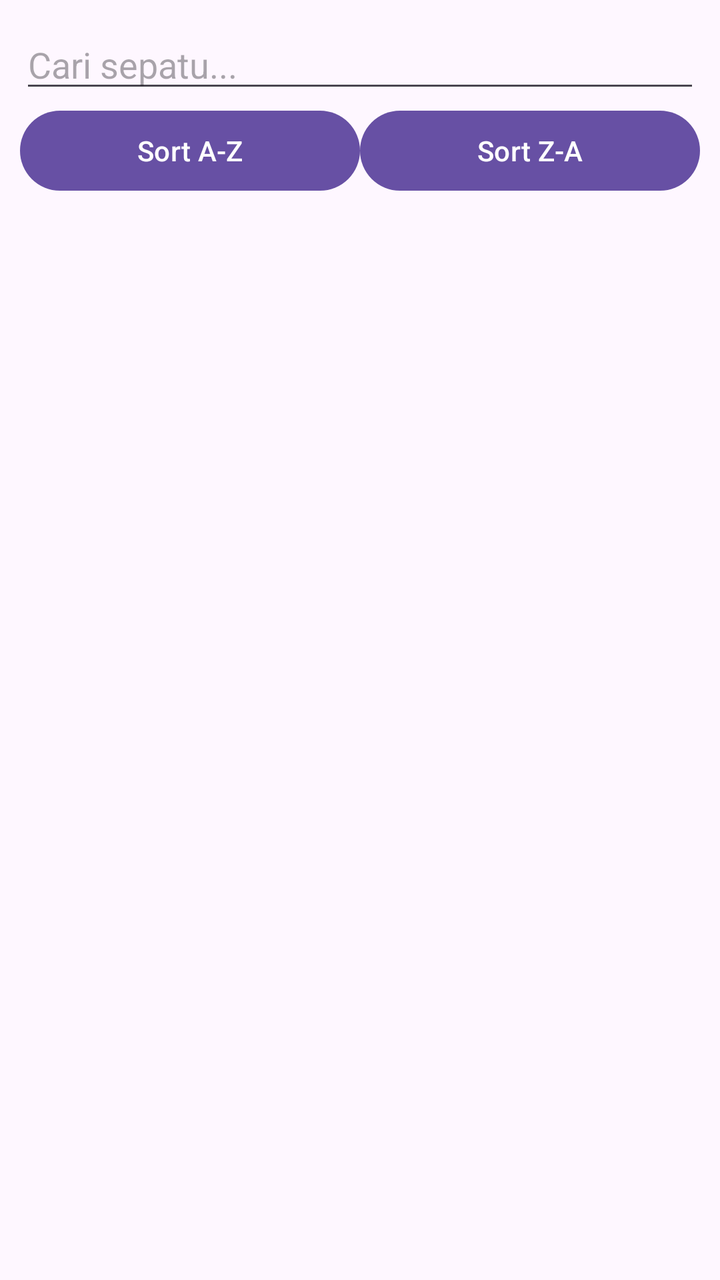
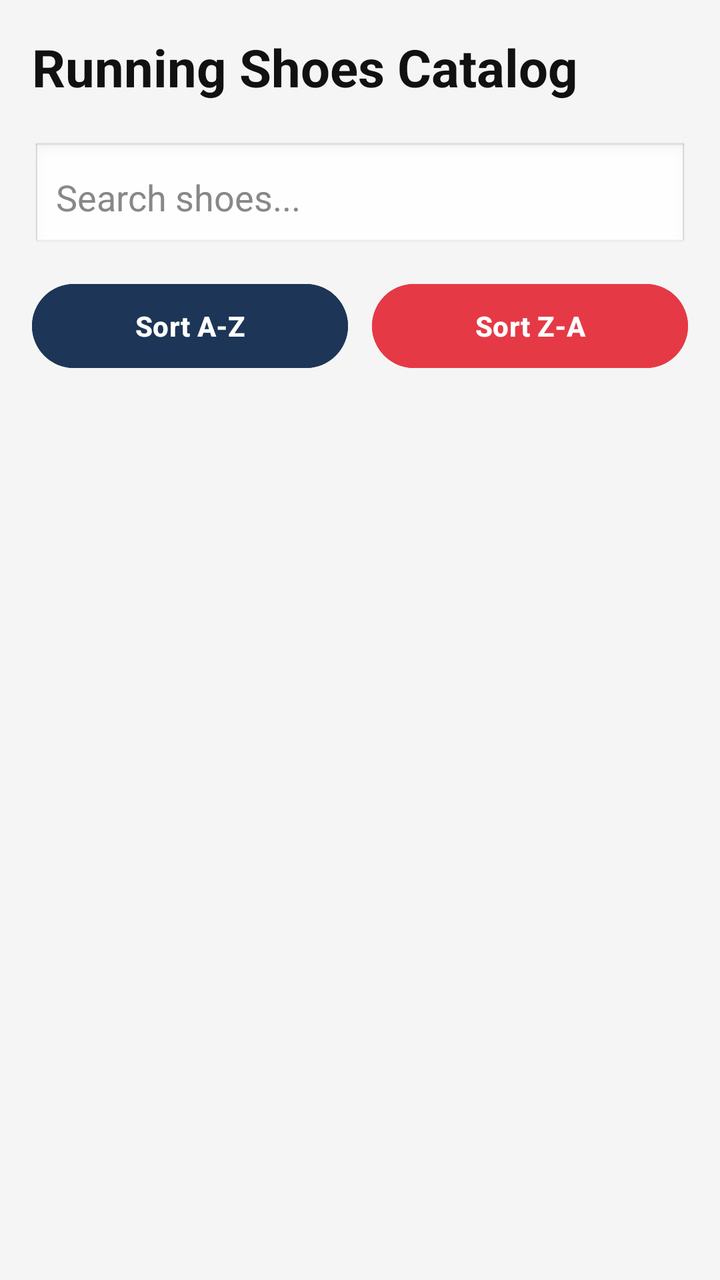

Compare the two renders of this Android layout. The source of the first and the diff that turns it into the second are given below.
<!-- AndroidManifest.xml: application theme Theme.Runcatalog -->
<!-- res/layout/activity_catalog.xml -->
<?xml version="1.0" encoding="utf-8"?>
<LinearLayout
    xmlns:android="http://schemas.android.com/apk/res/android"
    android:layout_width="match_parent"
    android:layout_height="match_parent"
    android:orientation="vertical"
    android:padding="10dp">

    <EditText
        android:id="@+id/etSearch"
        android:layout_width="match_parent"
        android:layout_height="wrap_content"
        android:hint="Cari sepatu..." />

    <LinearLayout
        android:layout_width="match_parent"
        android:layout_height="wrap_content"
        android:orientation="horizontal">

        <Button
            android:id="@+id/btnAZ"
            android:layout_width="0dp"
            android:layout_height="wrap_content"
            android:layout_weight="1"
            android:text="Sort A-Z"/>

        <Button
            android:id="@+id/btnZA"
            android:layout_width="0dp"
            android:layout_height="wrap_content"
            android:layout_weight="1"
            android:text="Sort Z-A"/>
    </LinearLayout>

    <ListView
        android:id="@+id/listShoes"
        android:layout_width="match_parent"
        android:layout_height="match_parent"/>

</LinearLayout>
<!-- resources referenced by this layout -->
<resources>
  <style name="Theme.Runcatalog" parent="Base.Theme.Runcatalog" />
  <style name="Base.Theme.Runcatalog" parent="Theme.Material3.DayNight.NoActionBar">
          
          
      </style>
</resources>

<!-- the commit's change to res/layout/activity_catalog.xml (unified diff, before → after) -->
@@ -4,36 +4,61 @@
     android:layout_width="match_parent"
     android:layout_height="match_parent"
     android:orientation="vertical"
-    android:padding="10dp">
+    android:background="#F5F5F5"
+    android:padding="16dp"
+    android:paddingTop="70dp">
+
+    <TextView
+        android:layout_width="wrap_content"
+        android:layout_height="wrap_content"
+        android:text="Running Shoes Catalog"
+        android:textSize="26sp"
+        android:textStyle="bold"
+        android:textColor="#111111"
+        android:layout_marginBottom="20dp"/>
 
     <EditText
         android:id="@+id/etSearch"
         android:layout_width="match_parent"
-        android:layout_height="wrap_content"
-        android:hint="Cari sepatu..." />
+        android:layout_height="55dp"
+        android:hint="Search shoes..."
+        android:padding="12dp"
+        android:background="@android:drawable/edit_text"
+        android:layout_marginBottom="12dp"
+        android:textColor="#111111"
+        android:textColorHint="#888888"/>
 
     <LinearLayout
         android:layout_width="match_parent"
         android:layout_height="wrap_content"
-        android:orientation="horizontal">
+        android:orientation="horizontal"
+        android:layout_marginBottom="16dp">
 
         <Button
             android:id="@+id/btnAZ"
             android:layout_width="0dp"
-            android:layout_height="wrap_content"
+            android:layout_height="50dp"
             android:layout_weight="1"
-            android:text="Sort A-Z"/>
+            android:text="Sort A-Z"
+            android:textStyle="bold"
+            android:backgroundTint="#1D3557"
+            android:textColor="#FFFFFF"
+            android:layout_marginEnd="6dp"/>
 
         <Button
             android:id="@+id/btnZA"
             android:layout_width="0dp"
-            android:layout_height="wrap_content"
+            android:layout_height="50dp"
             android:layout_weight="1"
-            android:text="Sort Z-A"/>
+            android:text="Sort Z-A"
+            android:textStyle="bold"
+            android:backgroundTint="#E63946"
+            android:textColor="#FFFFFF"
+            android:layout_marginStart="6dp"/>
     </LinearLayout>
 
-    <ListView
-        android:id="@+id/listShoes"
+    <androidx.recyclerview.widget.RecyclerView
+        android:id="@+id/recyclerShoes"
         android:layout_width="match_parent"
         android:layout_height="match_parent"/>
 
